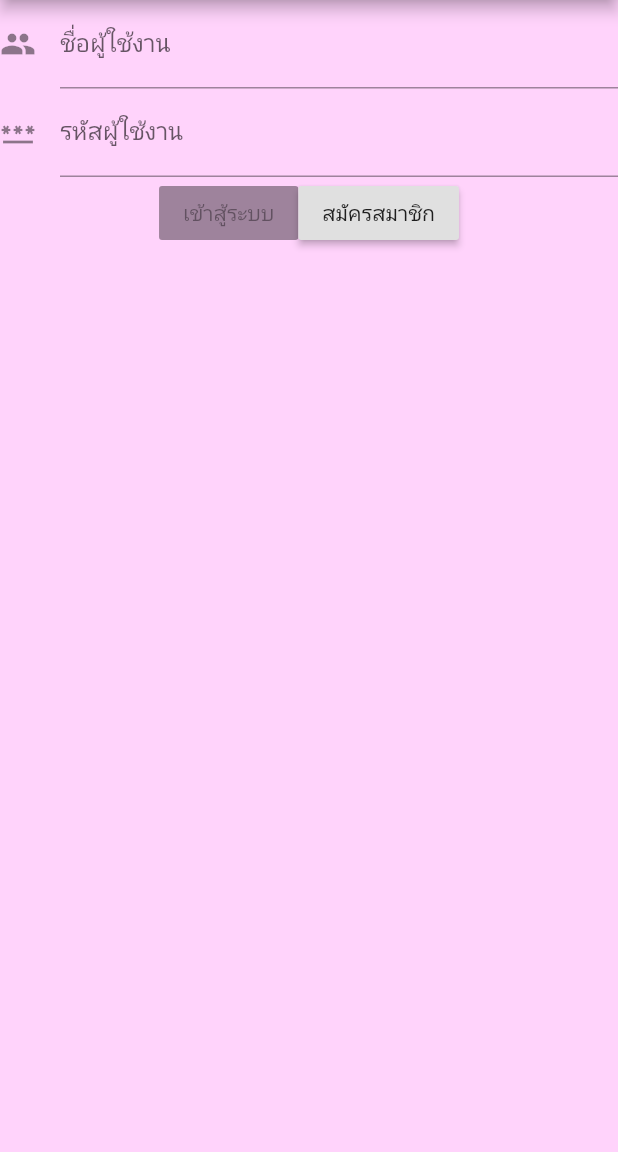
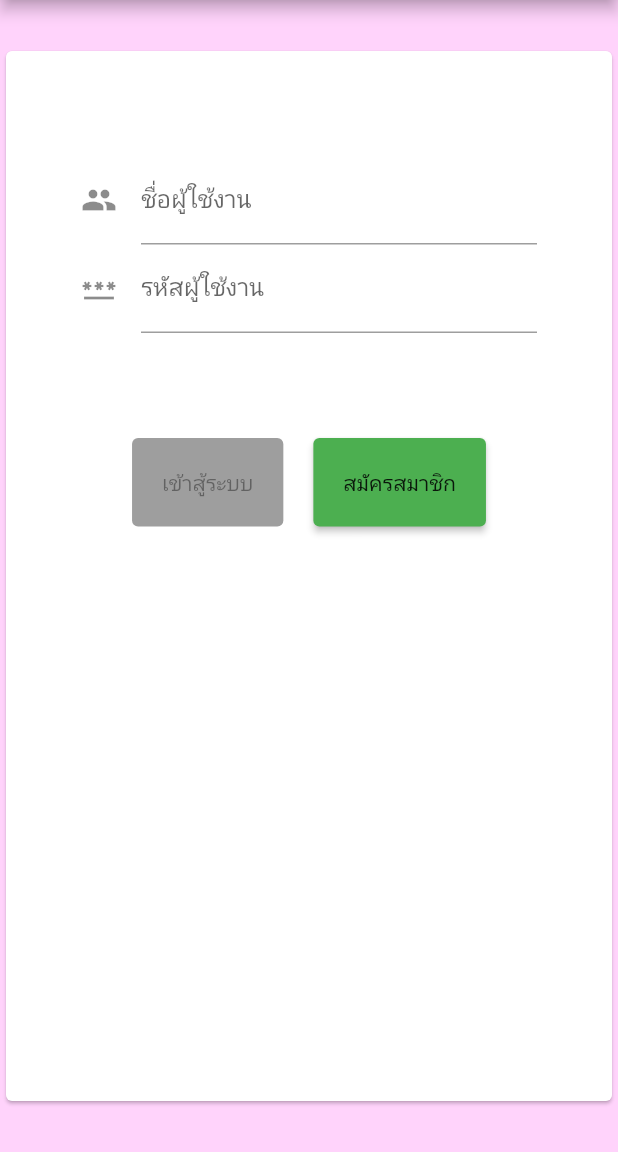
Before and after one commit to supasanR199/applicationForNcds, a Flutter app: the screen it shows after launch, on a phone screen of 412 x 824 dp, the part 84-1236 px from its top. Run offline on Flutter 3.47's test engine with Material 2 defaults, Android fonts, the phone set to English and light mode, and no system bars.

Commit message:
update ui startPage

```diff
--- a/lib/PageStart.dart
+++ b/lib/PageStart.dart
@@ -18,19 +18,55 @@ class StartPage extends StatelessWidget {
         ),
         body: Container(
           child: Center(
-            child: ListView(
+            child: Card(
+              child: SizedBox(
+                height: 700,
+                width: 1000,
+                child: Column(
                   children: [
                     buildUserNameField(context),
                     buildPasswordField(context),
                     Row(
                       children: [
-                    buildButtonLogin(context),
-                    buildButtonRegister(context),
+                        Padding(
+                          child: buildButtonLogin(context),
+                          padding: EdgeInsets.only(
+                            left: 50,
+                            right: 20,
+                            top: 70,
+                          ),
+                        ),
+                        Padding(
+                          child: buildButtonRegister(context),
+                          padding: EdgeInsets.only(
+                            left: 0,
+                            right: 50,
+                            top: 70,
+                          ),
+                        ),
+                        // buildButtonLogin(context),
+                        // buildButtonRegister(context),
                       ],
                       mainAxisAlignment: MainAxisAlignment.center,
                     ),
                   ],
                 ),
+              ),
+              //  margin: EdgeInsets.only(top: 100,bottom: 400,),
+            ),
+            // child: ListView(
+            //   children: [
+            //     buildUserNameField(context),
+            //     buildPasswordField(context),
+            //     Row(
+            //       children: [
+            //         buildButtonLogin(context),
+            //         buildButtonRegister(context),
+            //       ],
+            //       mainAxisAlignment: MainAxisAlignment.center,
+            //     ),
+            //   ],
+            // ),
           ),
         ),
         backgroundColor: Color.fromRGBO(255, 211, 251, 1),
@@ -38,31 +74,58 @@ class StartPage extends StatelessWidget {
     );
   }
 
-  TextFormField buildUserNameField(context) {
-    return TextFormField(
+  Padding buildUserNameField(context) {
+    return Padding(
+      padding: EdgeInsets.only(
+        left: 50,
+        right: 50,
+        top: 70,
+      ),
+      child: TextFormField(
         decoration: InputDecoration(
           labelText: 'ชื่อผู้ใช้งาน',
           icon: Icon(Icons.people),
         ),
         validator: (value) => value.isEmpty ? 'Please fill in title' : null,
+      ),
     );
+    // TextFormField(
+    //   decoration: InputDecoration(
+    //     labelText: 'ชื่อผู้ใช้งาน',
+    //     icon: Icon(Icons.people),
+    //   ),
+    //   validator: (value) => value.isEmpty ? 'Please fill in title' : null,
+    // );
   }
 
-  TextFormField buildPasswordField(context) {
-    return TextFormField(
+  Padding buildPasswordField(context) {
+    return Padding(
+      padding: EdgeInsets.only(
+        left: 50,
+        right: 50,
+      ),
+      child: TextFormField(
         decoration: InputDecoration(
           labelText: 'รหัสผู้ใช้งาน',
           icon: Icon(Icons.password),
         ),
         validator: (value) => value.isEmpty ? 'Please fill in title' : null,
+      ),
     );
   }
 
   RaisedButton buildButtonLogin(context) {
     return RaisedButton(
       // color: Colors.accents,
-      onPressed: null,
+      onPressed: loginUsername(),
+      color: Colors.white,
       child: Text('เข้าสู้ระบบ'),
+      padding: EdgeInsets.all(20),
+      shape: RoundedRectangleBorder(
+        borderRadius: BorderRadius.all(
+          Radius.circular(4),
+        ),
+      ),
     );
   }
 
@@ -71,6 +134,13 @@ class StartPage extends StatelessWidget {
       // color: Colors.accents,
       onPressed: () => Navigator.pushNamed(context, '/register'),
       child: Text('สมัครสมาชิก'),
+      color: Colors.green,
+      padding: EdgeInsets.all(20),
+      shape: RoundedRectangleBorder(
+          borderRadius: BorderRadius.all(Radius.circular(4))),
     );
   }
+  loginUsername(){
+
   }
+}
```
Lines whose indentation alone changed are shown as unchanged.
